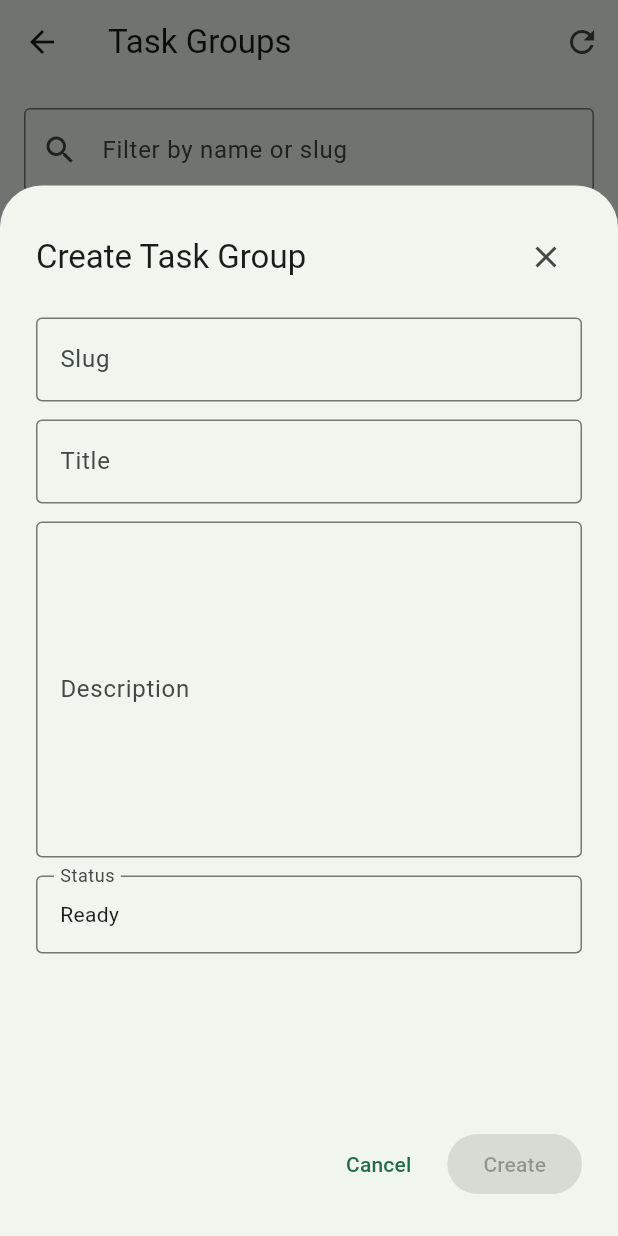
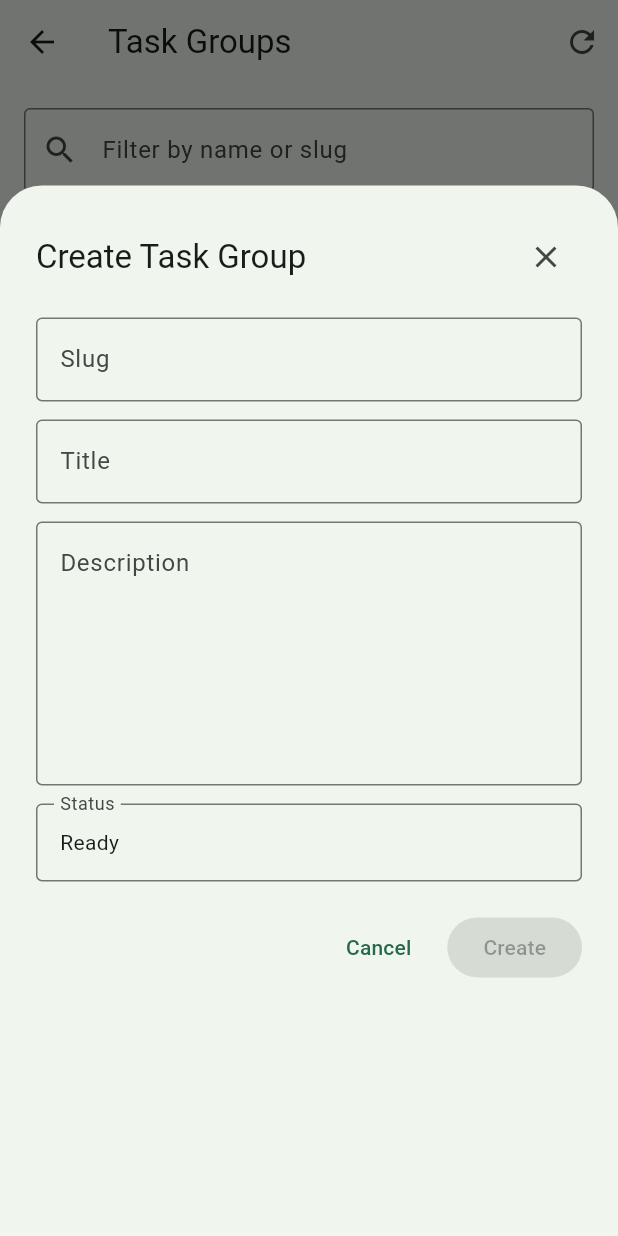
Before and after one commit to robertmsale/robot-farm-rs, a Flutter app: the TasksScreen screen opened by its route, after a tap on the "add" icon, on a phone screen of 412 x 824 dp. Run offline on Flutter 3.47's test engine with Material 3 defaults, Android fonts, the phone set to English and light mode, and no system bars; our stand-ins replace get, shared_preferences, web_socket; accounts and stored records are empty.

Commit message:
Fixed Description Field covered by mobile kbd

```diff
--- a/client/lib/tasks/task_edit_sheets.dart
+++ b/client/lib/tasks/task_edit_sheets.dart
@@ -45,16 +45,19 @@ Future<TaskGroupEditorResult?> showTaskGroupEditorSheet(
       return GetBuilder<TaskGroupEditorController>(
         init: TaskGroupEditorController(group: group),
         builder: (form) {
-          final padding = EdgeInsets.only(
-            bottom: MediaQuery.of(context).viewInsets.bottom,
-          );
+          final bottomInset = MediaQuery.of(context).viewInsets.bottom;
 
-          return Padding(
-            padding: padding,
+          return AnimatedPadding(
+            duration: const Duration(milliseconds: 180),
+            curve: Curves.easeOut,
+            padding: EdgeInsets.only(bottom: bottomInset),
             child: FractionallySizedBox(
               heightFactor: 0.85,
-              child: Padding(
+              child: SafeArea(
+                top: false,
+                child: SingleChildScrollView(
                   padding: const EdgeInsets.all(24),
+                  physics: const BouncingScrollPhysics(),
                   child: Column(
                     crossAxisAlignment: CrossAxisAlignment.stretch,
                     children: [
@@ -75,6 +78,7 @@ Future<TaskGroupEditorResult?> showTaskGroupEditorSheet(
                       const SizedBox(height: 16),
                       TextField(
                         controller: form.slugController,
+                        textInputAction: TextInputAction.next,
                         decoration: const InputDecoration(
                           labelText: 'Slug',
                           border: OutlineInputBorder(),
@@ -83,6 +87,7 @@ Future<TaskGroupEditorResult?> showTaskGroupEditorSheet(
                       const SizedBox(height: 12),
                       TextField(
                         controller: form.titleController,
+                        textInputAction: TextInputAction.next,
                         decoration: const InputDecoration(
                           labelText: 'Title',
                           border: OutlineInputBorder(),
@@ -91,11 +96,14 @@ Future<TaskGroupEditorResult?> showTaskGroupEditorSheet(
                       const SizedBox(height: 12),
                       TextField(
                         controller: form.descriptionController,
-                      maxLines: 8,
+                        maxLines: null,
+                        minLines: 6,
+                        keyboardType: TextInputType.multiline,
                         textAlignVertical: TextAlignVertical.top,
                         decoration: const InputDecoration(
                           labelText: 'Description',
                           border: OutlineInputBorder(),
+                          alignLabelWithHint: true,
                         ),
                       ),
                       const SizedBox(height: 12),
@@ -109,7 +117,7 @@ Future<TaskGroupEditorResult?> showTaskGroupEditorSheet(
                               robot_farm_api.TaskGroupStatus.ready.value,
                         ),
                       ),
-                    const Spacer(),
+                      const SizedBox(height: 20),
                       Row(
                         children: [
                           if (!isCreate)
@@ -157,6 +165,7 @@ Future<TaskGroupEditorResult?> showTaskGroupEditorSheet(
                         ],
                       ),
                     ],
+                  ),
                 ),
               ),
             ),
@@ -208,16 +217,19 @@ Future<TaskEditorResult?> showTaskEditorSheet(
       return GetBuilder<TaskEditorController>(
         init: TaskEditorController(task: task, workerHandles: workerHandles),
         builder: (form) {
-          final padding = EdgeInsets.only(
-            bottom: MediaQuery.of(context).viewInsets.bottom,
-          );
+          final bottomInset = MediaQuery.of(context).viewInsets.bottom;
 
-          return Padding(
-            padding: padding,
+          return AnimatedPadding(
+            duration: const Duration(milliseconds: 180),
+            curve: Curves.easeOut,
+            padding: EdgeInsets.only(bottom: bottomInset),
             child: FractionallySizedBox(
               heightFactor: 0.9,
-              child: Padding(
+              child: SafeArea(
+                top: false,
+                child: SingleChildScrollView(
                   padding: const EdgeInsets.all(24),
+                  physics: const BouncingScrollPhysics(),
                   child: Column(
                     crossAxisAlignment: CrossAxisAlignment.stretch,
                     children: [
@@ -238,6 +250,7 @@ Future<TaskEditorResult?> showTaskEditorSheet(
                       const SizedBox(height: 16),
                       TextField(
                         controller: form.slugController,
+                        textInputAction: TextInputAction.next,
                         decoration: const InputDecoration(
                           labelText: 'Slug',
                           border: OutlineInputBorder(),
@@ -246,6 +259,7 @@ Future<TaskEditorResult?> showTaskEditorSheet(
                       const SizedBox(height: 12),
                       TextField(
                         controller: form.titleController,
+                        textInputAction: TextInputAction.next,
                         decoration: const InputDecoration(
                           labelText: 'Title',
                           border: OutlineInputBorder(),
@@ -254,6 +268,7 @@ Future<TaskEditorResult?> showTaskEditorSheet(
                       const SizedBox(height: 12),
                       TextField(
                         controller: form.commitController,
+                        textInputAction: TextInputAction.next,
                         decoration: const InputDecoration(
                           labelText: 'Commit hash (optional)',
                           border: OutlineInputBorder(),
@@ -294,11 +309,10 @@ Future<TaskEditorResult?> showTaskEditorSheet(
                         ),
                       ),
                       const SizedBox(height: 12),
-                    Expanded(
-                      child: TextField(
+                      TextField(
                         controller: form.descriptionController,
                         maxLines: null,
-                        expands: true,
+                        minLines: 10,
                         keyboardType: TextInputType.multiline,
                         textAlignVertical: TextAlignVertical.top,
                         decoration: const InputDecoration(
@@ -307,8 +321,7 @@ Future<TaskEditorResult?> showTaskEditorSheet(
                           alignLabelWithHint: true,
                         ),
                       ),
-                    ),
-                    const SizedBox(height: 12),
+                      const SizedBox(height: 16),
                       Row(
                         mainAxisAlignment: MainAxisAlignment.end,
                         children: [
@@ -370,6 +383,7 @@ Future<TaskEditorResult?> showTaskEditorSheet(
                         ],
                       ),
                     ],
+                  ),
                 ),
               ),
             ),
```
Also changed, not shown: 1 other file. Lines whose indentation alone changed are shown as unchanged.
